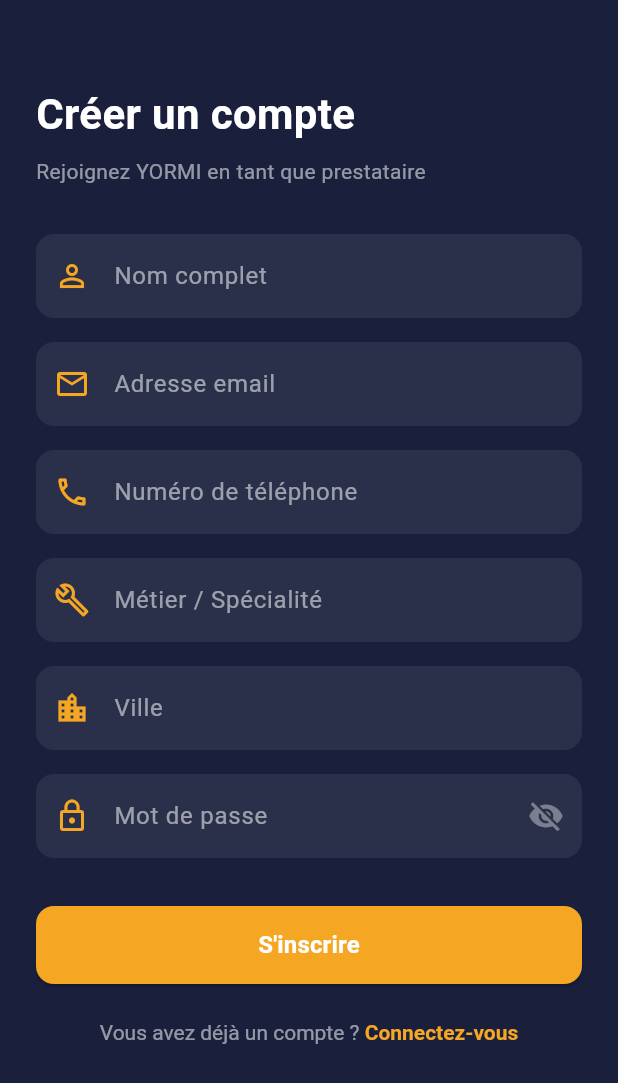
After one commit to hananedaouda/yormi-backend, a Flutter app: the screen it shows after launch, after a tap on an icon or button, on a phone screen of 412 x 824 dp. The commit adds this screen. Shown: the top 1083 px of the screen. Run offline on Flutter 3.47's test engine with Material 3 defaults, Android fonts, the phone set to English and light mode, and no system bars; our stand-ins replace dio, flutter_secure_storage; accounts and stored records are empty.

Commit message:
Ajout inscription prestataire + ecran verification + lien login

```diff
--- a/lib/main.dart
+++ b/lib/main.dart
@@ -3,6 +3,8 @@ import 'package:provider/provider.dart';
 
 import 'providers/auth_provider.dart';
 import 'screens/auth/login_screen.dart';
+import 'screens/auth/register_screen.dart';
+import 'screens/auth/verification_screen.dart';
 import 'screens/dashboard/dashboard_screen.dart';
 import 'screens/historique/historique_screen.dart';
 
@@ -33,6 +35,8 @@ class MyApp extends StatelessWidget {
         home: const AuthWrapper(),
         routes: {
           '/login': (context) => const LoginScreen(),
+          '/register': (context) => const RegisterScreen(),
+          '/verification': (context) => const VerificationScreen(),
           '/dashboard': (context) => const DashboardScreen(),
           '/historique': (context) => const HistoriqueScreen(),
         },
--- a/lib/providers/auth_provider.dart
+++ b/lib/providers/auth_provider.dart
@@ -79,4 +79,33 @@ class AuthProvider extends ChangeNotifier {
     _user = null;
     notifyListeners();
   }
+
+  Future<void> register({
+    required String nom,
+    required String email,
+    required String telephone,
+    required String password,
+    required String metier,
+    required String ville,
+  }) async {
+    try {
+      final response = await _apiService.post('/auth/register/prestataire', {
+        'nom': nom,
+        'email': email,
+        'telephone': telephone,
+        'password': password,
+        'metier': metier,
+        'ville': ville,
+      });
+
+      final data = response.data;
+      // On stocke le token mais on ne connecte pas l'utilisateur
+      // Il doit passer par la validation admin d'abord
+      await _storage.write(key: 'token', value: data['token']);
+      await _storage.write(key: 'statut_verification', value: data['user']['statut_verification'] ?? 'en_attente');
+
+    } catch (e) {
+      throw Exception('Inscription impossible. Vérifiez vos informations.');
+    }
+  }
 }
--- a/lib/screens/auth/login_screen.dart
+++ b/lib/screens/auth/login_screen.dart
@@ -98,7 +98,9 @@ class _LoginScreenState extends State<LoginScreen> {
                   prefixIcon: const Icon(Icons.lock, color: Color(0xFFF5A623)),
                   suffixIcon: IconButton(
                     icon: Icon(
-                      _obscurePassword ? Icons.visibility : Icons.visibility_off,
+                      _obscurePassword
+                          ? Icons.visibility
+                          : Icons.visibility_off,
                       color: Colors.white54,
                     ),
                     onPressed: () {
@@ -151,6 +153,25 @@ class _LoginScreenState extends State<LoginScreen> {
                   );
                 },
               ),
+              const SizedBox(height: 24),
+              GestureDetector(
+                onTap: () => Navigator.pushNamed(context, '/register'),
+                child: RichText(
+                  text: const TextSpan(
+                    text: 'Pas encore de compte ? ',
+                    style: TextStyle(color: Colors.white54, fontSize: 14),
+                    children: [
+                      TextSpan(
+                        text: 'Créer un compte',
+                        style: TextStyle(
+                          color: Color(0xFFF5A623),
+                          fontWeight: FontWeight.bold,
+                        ),
+                      ),
+                    ],
+                  ),
+                ),
+              ),
             ],
           ),
         ),
--- /dev/null
+++ b/lib/screens/auth/register_screen.dart
@@ -0,0 +1,298 @@
+import 'package:flutter/material.dart';
+import 'package:provider/provider.dart';
+import '../../providers/auth_provider.dart';
+
+class RegisterScreen extends StatefulWidget {
+  const RegisterScreen({super.key});
+
+  @override
+  State<RegisterScreen> createState() => _RegisterScreenState();
+}
+
+class _RegisterScreenState extends State<RegisterScreen> {
+  final _formKey = GlobalKey<FormState>();
+  final _nomController = TextEditingController();
+  final _emailController = TextEditingController();
+  final _telephoneController = TextEditingController();
+  final _passwordController = TextEditingController();
+  final _metierController = TextEditingController();
+  final _villeController = TextEditingController();
+
+  bool _isLoading = false;
+  bool _obscurePassword = true;
+  String? _errorMessage;
+
+  @override
+  void dispose() {
+    _nomController.dispose();
+    _emailController.dispose();
+    _telephoneController.dispose();
+    _passwordController.dispose();
+    _metierController.dispose();
+    _villeController.dispose();
+    super.dispose();
+  }
+
+  Future<void> _register() async {
+    if (!_formKey.currentState!.validate()) return;
+
+    setState(() {
+      _isLoading = true;
+      _errorMessage = null;
+    });
+
+    try {
+      final auth = Provider.of<AuthProvider>(context, listen: false);
+      await auth.register(
+        nom: _nomController.text.trim(),
+        email: _emailController.text.trim(),
+        telephone: _telephoneController.text.trim(),
+        password: _passwordController.text,
+        metier: _metierController.text.trim(),
+        ville: _villeController.text.trim(),
+      );
+
+      if (context.mounted) {
+        Navigator.pushReplacementNamed(context, '/verification');
+      }
+    } catch (e) {
+      setState(() {
+        _errorMessage = e.toString().replaceFirst('Exception: ', '');
+      });
+    } finally {
+      if (mounted) {
+        setState(() => _isLoading = false);
+      }
+    }
+  }
+
+  @override
+  Widget build(BuildContext context) {
+    return Scaffold(
+      backgroundColor: const Color(0xFF1A1F3C),
+      body: SafeArea(
+        child: SingleChildScrollView(
+          padding: const EdgeInsets.all(24),
+          child: Form(
+            key: _formKey,
+            child: Column(
+              crossAxisAlignment: CrossAxisAlignment.start,
+              children: [
+                const SizedBox(height: 32),
+                const Text(
+                  'Créer un compte',
+                  style: TextStyle(
+                    color: Colors.white,
+                    fontSize: 28,
+                    fontWeight: FontWeight.bold,
+                  ),
+                ),
+                const SizedBox(height: 8),
+                const Text(
+                  'Rejoignez YORMI en tant que prestataire',
+                  style: TextStyle(color: Colors.white54, fontSize: 14),
+                ),
+                const SizedBox(height: 32),
+
+                if (_errorMessage != null) ...[
+                  Container(
+                    padding: const EdgeInsets.all(12),
+                    decoration: BoxDecoration(
+                      color: Colors.red.withOpacity(0.15),
+                      borderRadius: BorderRadius.circular(8),
+                      border: Border.all(color: Colors.red.withOpacity(0.3)),
+                    ),
+                    child: Text(
+                      _errorMessage!,
+                      style: const TextStyle(color: Colors.red, fontSize: 13),
+                    ),
+                  ),
+                  const SizedBox(height: 16),
+                ],
+
+                _buildField(
+                  controller: _nomController,
+                  label: 'Nom complet',
+                  icon: Icons.person_outline,
+                  validator: (v) =>
+                      v == null || v.isEmpty ? 'Champ requis' : null,
+                ),
+                const SizedBox(height: 16),
+                _buildField(
+                  controller: _emailController,
+                  label: 'Adresse email',
+                  icon: Icons.email_outlined,
+                  keyboardType: TextInputType.emailAddress,
+                  validator: (v) {
+                    if (v == null || v.isEmpty) return 'Champ requis';
+                    if (!v.contains('@')) return 'Email invalide';
+                    return null;
+                  },
+                ),
+                const SizedBox(height: 16),
+                _buildField(
+                  controller: _telephoneController,
+                  label: 'Numéro de téléphone',
+                  icon: Icons.phone_outlined,
+                  keyboardType: TextInputType.phone,
+                  validator: (v) =>
+                      v == null || v.isEmpty ? 'Champ requis' : null,
+                ),
+                const SizedBox(height: 16),
+                _buildField(
+                  controller: _metierController,
+                  label: 'Métier / Spécialité',
+                  icon: Icons.build_outlined,
+                  hint: 'ex: electricien, plombier',
+                  validator: (v) =>
+                      v == null || v.isEmpty ? 'Champ requis' : null,
+                ),
+                const SizedBox(height: 16),
+                _buildField(
+                  controller: _villeController,
+                  label: 'Ville',
+                  icon: Icons.location_city_outlined,
+                  hint: 'ex: Cotonou',
+                  validator: (v) =>
+                      v == null || v.isEmpty ? 'Champ requis' : null,
+                ),
+                const SizedBox(height: 16),
+                _buildPasswordField(),
+                const SizedBox(height: 32),
+
+                SizedBox(
+                  width: double.infinity,
+                  height: 52,
+                  child: ElevatedButton(
+                    onPressed: _isLoading ? null : _register,
+                    style: ElevatedButton.styleFrom(
+                      backgroundColor: const Color(0xFFF5A623),
+                      foregroundColor: Colors.white,
+                      shape: RoundedRectangleBorder(
+                        borderRadius: BorderRadius.circular(12),
+                      ),
+                    ),
+                    child: _isLoading
+                        ? const SizedBox(
+                            height: 20,
+                            width: 20,
+                            child: CircularProgressIndicator(
+                              color: Colors.white,
+                              strokeWidth: 2,
+                            ),
+                          )
+                        : const Text(
+                            "S'inscrire",
+                            style: TextStyle(
+                              fontSize: 16,
+                              fontWeight: FontWeight.bold,
+                            ),
+                          ),
+                  ),
+                ),
+                const SizedBox(height: 24),
+
+                Center(
+                  child: GestureDetector(
+                    onTap: () =>
+                        Navigator.pushReplacementNamed(context, '/login'),
+                    child: RichText(
+                      text: const TextSpan(
+                        text: 'Vous avez déjà un compte ? ',
+                        style: TextStyle(color: Colors.white54, fontSize: 14),
+                        children: [
+                          TextSpan(
+                            text: 'Connectez-vous',
+                            style: TextStyle(
+                              color: Color(0xFFF5A623),
+                              fontWeight: FontWeight.bold,
+                            ),
+                          ),
+                        ],
+                      ),
+                    ),
+                  ),
+                ),
+                const SizedBox(height: 32),
+              ],
+            ),
+          ),
+        ),
+      ),
+    );
+  }
+
+  Widget _buildField({
+    required TextEditingController controller,
+    required String label,
+    required IconData icon,
+    String? hint,
+    TextInputType keyboardType = TextInputType.text,
+    String? Function(String?)? validator,
+  }) {
+    return TextFormField(
+      controller: controller,
+      keyboardType: keyboardType,
+      style: const TextStyle(color: Colors.white),
+      validator: validator,
+      decoration: InputDecoration(
+        labelText: label,
+        hintText: hint,
+        hintStyle: const TextStyle(color: Colors.white24),
+        labelStyle: const TextStyle(color: Colors.white54),
+        prefixIcon: Icon(icon, color: const Color(0xFFF5A623)),
+        filled: true,
+        fillColor: Colors.white.withOpacity(0.07),
+        border: OutlineInputBorder(
+          borderRadius: BorderRadius.circular(12),
+          borderSide: BorderSide.none,
+        ),
+        focusedBorder: OutlineInputBorder(
+          borderRadius: BorderRadius.circular(12),
+          borderSide:
+              const BorderSide(color: Color(0xFFF5A623), width: 1.5),
+        ),
+        errorStyle: const TextStyle(color: Colors.redAccent),
+      ),
+    );
+  }
+
+  Widget _buildPasswordField() {
+    return TextFormField(
+      controller: _passwordController,
+      obscureText: _obscurePassword,
+      style: const TextStyle(color: Colors.white),
+      validator: (v) {
+        if (v == null || v.isEmpty) return 'Champ requis';
+        if (v.length < 8) return 'Minimum 8 caractères';
+        return null;
+      },
+      decoration: InputDecoration(
+        labelText: 'Mot de passe',
+        labelStyle: const TextStyle(color: Colors.white54),
+        prefixIcon:
+            const Icon(Icons.lock_outline, color: Color(0xFFF5A623)),
+        suffixIcon: IconButton(
+          icon: Icon(
+            _obscurePassword ? Icons.visibility_off : Icons.visibility,
+            color: Colors.white38,
+          ),
+          onPressed: () =>
+              setState(() => _obscurePassword = !_obscurePassword),
+        ),
+        filled: true,
+        fillColor: Colors.white.withOpacity(0.07),
+        border: OutlineInputBorder(
+          borderRadius: BorderRadius.circular(12),
+          borderSide: BorderSide.none,
+        ),
+        focusedBorder: OutlineInputBorder(
+          borderRadius: BorderRadius.circular(12),
+          borderSide:
+              const BorderSide(color: Color(0xFFF5A623), width: 1.5),
+        ),
+        errorStyle: const TextStyle(color: Colors.redAccent),
+      ),
+    );
+  }
+}
```
Also changed, not shown: lib/screens/auth/verification_screen.dart (added, +108 -0 lines).
